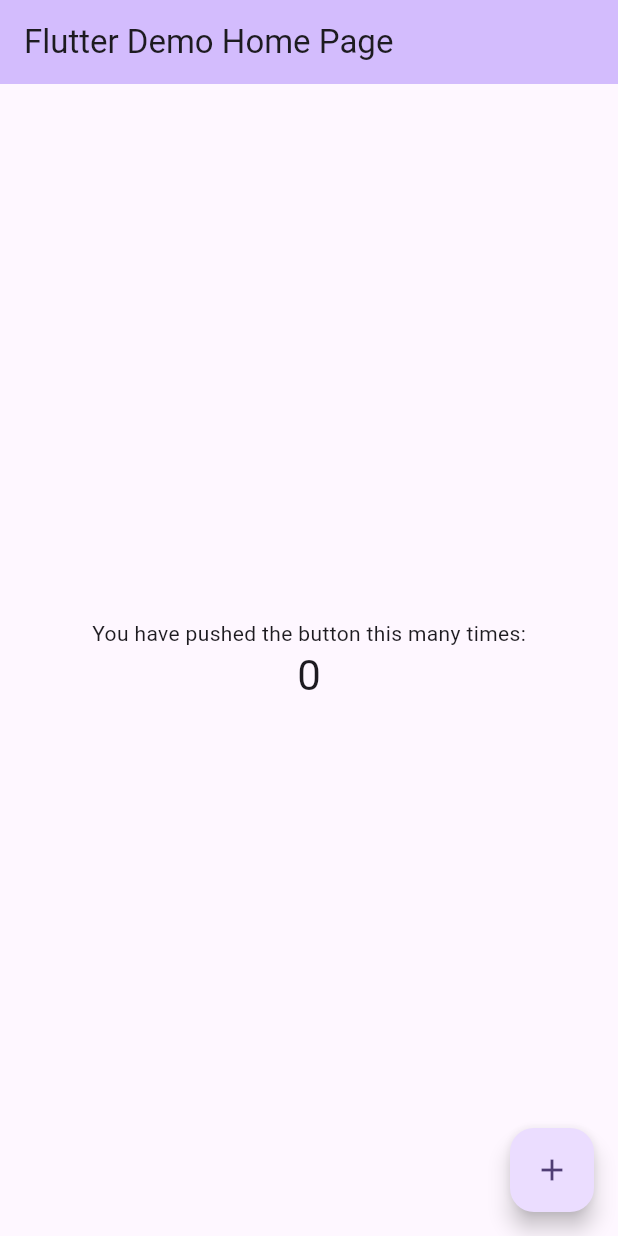
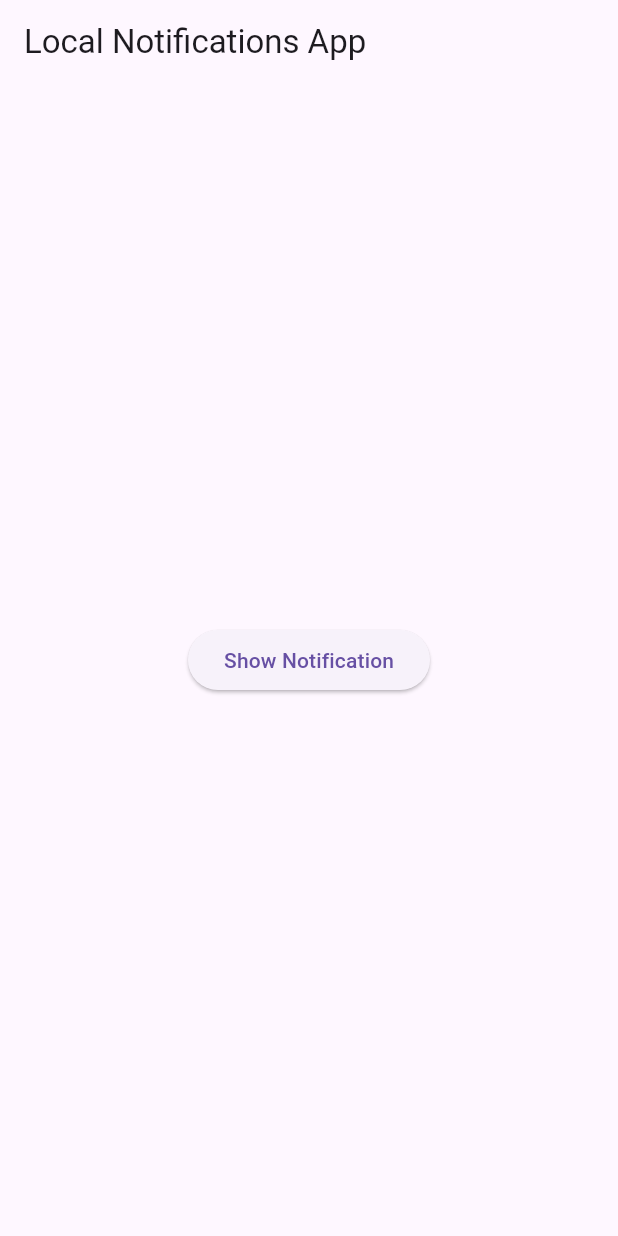
Before and after one commit to afstanton/flutter-microapps, a Flutter app: the screen it shows after launch, on a phone screen of 412 x 824 dp. Run offline on Flutter 3.47's test engine with Material 3 defaults, Android fonts, the phone set to English and light mode, and no system bars; our stand-ins replace flutter_local_notifications.

Commit message:
Working on notifications, makes a sound

```diff
--- a/local_notifications_app/lib/main.dart
+++ b/local_notifications_app/lib/main.dart
@@ -1,4 +1,5 @@
 import 'package:flutter/material.dart';
+import 'package:flutter_local_notifications/flutter_local_notifications.dart';
 
 void main() {
   runApp(const MyApp());
@@ -7,119 +8,97 @@
 class MyApp extends StatelessWidget {
   const MyApp({super.key});
 
-  // This widget is the root of your application.
   @override
   Widget build(BuildContext context) {
     return MaterialApp(
-      title: 'Flutter Demo',
+      title: 'Local Notifications App',
       theme: ThemeData(
-        // This is the theme of your application.
-        //
-        // TRY THIS: Try running your application with "flutter run". You'll see
-        // the application has a purple toolbar. Then, without quitting the app,
-        // try changing the seedColor in the colorScheme below to Colors.green
-        // and then invoke "hot reload" (save your changes or press the "hot
-        // reload" button in a Flutter-supported IDE, or press "r" if you used
-        // the command line to start the app).
-        //
-        // Notice that the counter didn't reset back to zero; the application
-        // state is not lost during the reload. To reset the state, use hot
-        // restart instead.
-        //
-        // This works for code too, not just values: Most code changes can be
-        // tested with just a hot reload.
-        colorScheme: ColorScheme.fromSeed(seedColor: Colors.deepPurple),
-        useMaterial3: true,
+        primarySwatch: Colors.blue,
       ),
-      home: const MyHomePage(title: 'Flutter Demo Home Page'),
+      home: const MyHomePage(),
     );
   }
 }
 
 class MyHomePage extends StatefulWidget {
-  const MyHomePage({super.key, required this.title});
-
-  // This widget is the home page of your application. It is stateful, meaning
-  // that it has a State object (defined below) that contains fields that affect
-  // how it looks.
-
-  // This class is the configuration for the state. It holds the values (in this
-  // case the title) provided by the parent (in this case the App widget) and
-  // used by the build method of the State. Fields in a Widget subclass are
-  // always marked "final".
-
-  final String title;
+  const MyHomePage({super.key});
 
   @override
-  State<MyHomePage> createState() => _MyHomePageState();
+  _MyHomePageState createState() => _MyHomePageState();
 }
 
 class _MyHomePageState extends State<MyHomePage> {
-  int _counter = 0;
+  final FlutterLocalNotificationsPlugin flutterLocalNotificationsPlugin =
+      FlutterLocalNotificationsPlugin();
 
-  void _incrementCounter() {
-    setState(() {
-      // This call to setState tells the Flutter framework that something has
-      // changed in this State, which causes it to rerun the build method below
-      // so that the display can reflect the updated values. If we changed
-      // _counter without calling setState(), then the build method would not be
-      // called again, and so nothing would appear to happen.
-      _counter++;
+  @override
+  void initState() {
+    super.initState();
+    _initializeNotifications();
+  }
+
+  Future<void> _initializeNotifications() async {
+    const AndroidInitializationSettings initializationSettingsAndroid =
+        AndroidInitializationSettings('app_icon');
+    final DarwinInitializationSettings initializationSettingsDarwin =
+        DarwinInitializationSettings(
+            onDidReceiveLocalNotification: (id, title, body, payload) async {
+      // Handle iOS notification received logic here
     });
+    const LinuxInitializationSettings initializationSettingsLinux =
+        LinuxInitializationSettings(defaultActionName: 'Open notification');
+    final InitializationSettings initializationSettings =
+        InitializationSettings(
+      android: initializationSettingsAndroid,
+      iOS: initializationSettingsDarwin,
+      macOS: initializationSettingsDarwin,
+      linux: initializationSettingsLinux,
+    );
+    await flutterLocalNotificationsPlugin.initialize(
+      initializationSettings,
+      onDidReceiveNotificationResponse: (NotificationResponse response) async {
+        // Handle notification tapped logic here
+        final String? payload = response.payload;
+        if (payload != null) {
+          print('notification payload: $payload');
+        }
+      },
+    );
+  }
+
+  Future<void> _showNotification() async {
+    const AndroidNotificationDetails androidPlatformChannelSpecifics =
+        AndroidNotificationDetails(
+      'your_channel_id', // channelId
+      'your_channel_name', // channelName
+      channelDescription: 'your channel description',
+      importance: Importance.max,
+      priority: Priority.high,
+      showWhen: false,
+    );
+    const NotificationDetails platformChannelSpecifics =
+        NotificationDetails(android: androidPlatformChannelSpecifics);
+    await flutterLocalNotificationsPlugin.show(
+      0,
+      'Hello!',
+      'This is a test notification',
+      platformChannelSpecifics,
+      payload: 'item x',
+    );
   }
 
   @override
   Widget build(BuildContext context) {
-    // This method is rerun every time setState is called, for instance as done
-    // by the _incrementCounter method above.
-    //
-    // The Flutter framework has been optimized to make rerunning build methods
-    // fast, so that you can just rebuild anything that needs updating rather
-    // than having to individually change instances of widgets.
     return Scaffold(
       appBar: AppBar(
-        // TRY THIS: Try changing the color here to a specific color (to
-        // Colors.amber, perhaps?) and trigger a hot reload to see the AppBar
-        // change color while the other colors stay the same.
-        backgroundColor: Theme.of(context).colorScheme.inversePrimary,
-        // Here we take the value from the MyHomePage object that was created by
-        // the App.build method, and use it to set our appbar title.
-        title: Text(widget.title),
+        title: const Text('Local Notifications App'),
       ),
       body: Center(
-        // Center is a layout widget. It takes a single child and positions it
-        // in the middle of the parent.
-        child: Column(
-          // Column is also a layout widget. It takes a list of children and
-          // arranges them vertically. By default, it sizes itself to fit its
-          // children horizontally, and tries to be as tall as its parent.
-          //
-          // Column has various properties to control how it sizes itself and
-          // how it positions its children. Here we use mainAxisAlignment to
-          // center the children vertically; the main axis here is the vertical
-          // axis because Columns are vertical (the cross axis would be
-          // horizontal).
-          //
-          // TRY THIS: Invoke "debug painting" (choose the "Toggle Debug Paint"
-          // action in the IDE, or press "p" in the console), to see the
-          // wireframe for each widget.
-          mainAxisAlignment: MainAxisAlignment.center,
-          children: <Widget>[
-            const Text(
-              'You have pushed the button this many times:',
-            ),
-            Text(
-              '$_counter',
-              style: Theme.of(context).textTheme.headlineMedium,
-            ),
-          ],
+        child: ElevatedButton(
+          onPressed: _showNotification,
+          child: const Text('Show Notification'),
         ),
       ),
-      floatingActionButton: FloatingActionButton(
-        onPressed: _incrementCounter,
-        tooltip: 'Increment',
-        child: const Icon(Icons.add),
-      ), // This trailing comma makes auto-formatting nicer for build methods.
     );
   }
 }
```
Also changed, not shown: 7 other files.
